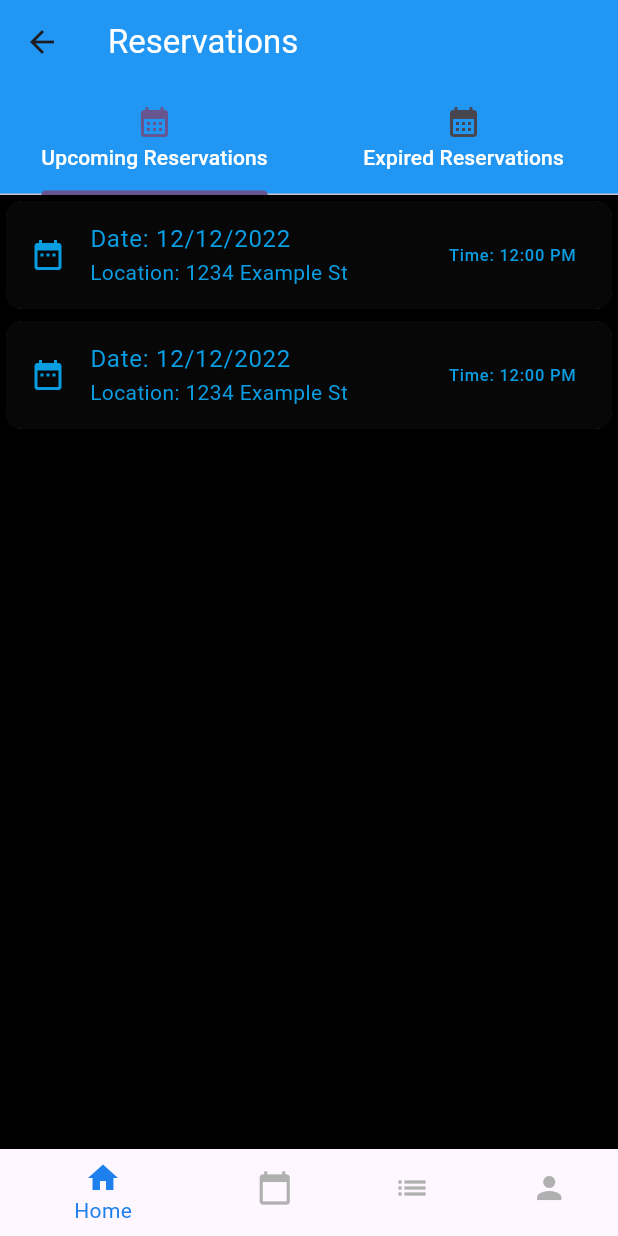
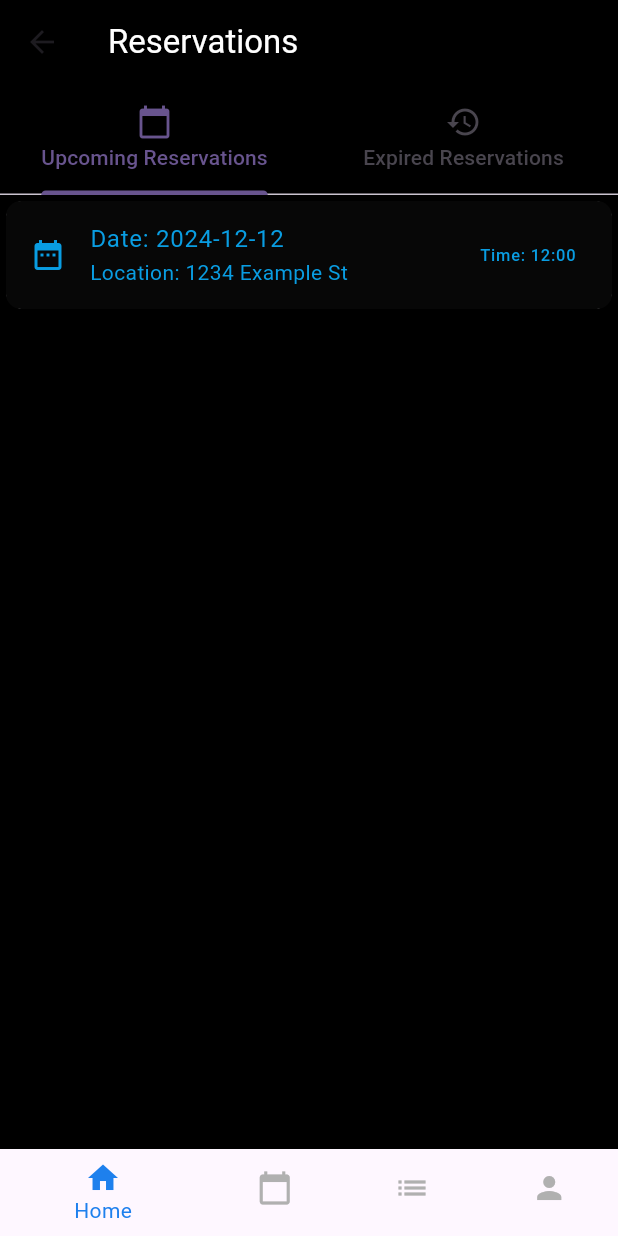
Before and after one commit to Henno0701/ProjectD-P2, a Flutter app: the screen it shows after launch, item 3 of the bottom bar chosen, on a phone screen of 412 x 824 dp. Run offline on Flutter 3.47's test engine with Material 3 defaults, Android fonts, the phone set to English and light mode, and no system bars.

Commit message:
added api and deleting of expired reservations

```diff
--- a/prototype2/lib/main.dart
+++ b/prototype2/lib/main.dart
@@ -7,6 +7,10 @@
 import 'package:flutter/rendering.dart';
 import 'package:flutter/services.dart';
 import 'package:flutter/widgets.dart';
+import 'dart:async';
+import 'dart:convert';
+import 'package:flutter/material.dart';
+import 'package:http/http.dart' as http;
 
 void main() {
   runApp(const MyApp());
@@ -49,20 +53,30 @@
   void _onItemTapped(int index) {
     setState(() {
       _selectedIndex = index;
-      if (_selectedIndex == 1) {
-        // Check if "Make Reservation" is tapped
+    });
+
+    switch (index) {
+      case 0:
+        // Navigate to Home Page
+        break;
+      case 1:
+        // Navigate to Make Reservation Page
         Navigator.push(
           context,
           MaterialPageRoute(builder: (context) => MakeReservations()),
         );
-      } else if (_selectedIndex == 2) {
-        // Check if "View Reservations" is tapped
+        break;
+      case 2:
+        // Navigate to View Reservations Page
         Navigator.push(
           context,
           MaterialPageRoute(builder: (context) => ViewReservations()),
         );
-      }
-    });
+        break;
+      case 3:
+        // Navigate to Profile Page
+        break;
+    }
   }
 
   @override
@@ -189,42 +203,55 @@
 }
 
 // ignore: must_be_immutable
-class ViewReservations extends StatelessWidget {
-  ViewReservations({Key? key});
+class ViewReservations extends StatefulWidget {
+  const ViewReservations({Key? key});
+
+  @override
+  _ViewReservationsState createState() => _ViewReservationsState();
+}
+
+class _ViewReservationsState extends State<ViewReservations> {
   int _currentIndex = 0;
 
-  static const List<Widget> _widgetOptions = <Widget>[
-    Text('Home Page'),
-    Text('Make Reservation Page'),
-    Text('View Reservations Page'),
-    Text('Profile Page'),
-  ];
-
-  MaterialApp get context => MaterialApp(
-        title: 'Flutter Demo',
-        theme: ThemeData(
-          colorScheme: ColorScheme.fromSeed(seedColor: Colors.deepPurple),
-          useMaterial3: true,
+  static final List<Widget> _tabs = [
+    UpcomingReservations(
+      upcomingReservations: [
+        Reservation(
+          date: '2024-12-12',
+          location: '1234 Example St',
+          time: '12:00',
         ),
-        home: const MyHomePage(),
-      );
-
-  void _onItemTapped(int index) {
-    setState(() {
-      _currentIndex = index;
-      if (_currentIndex == 2) {
-        // Check if "View Reservations" is tapped
-        Navigator.push(
-          context as BuildContext,
-          MaterialPageRoute(builder: (context) => ViewReservations()),
-        );
-      }
-    });
-  }
-
-  static const List<Widget> _tabs = [
-    UpcomingReservations(),
-    ExpiredReservations(),
+        Reservation(
+          date: '2022-12-13',
+          location: '1234 Example St',
+          time: '12:00',
+        ),
+        Reservation(
+          date: '2022-12-14',
+          location: '1234 Example St',
+          time: '12:00',
+        ),
+      ],
+    ),
+    ExpiredReservations(
+      expiredReservations: [
+        Reservation(
+          date: '12/12/2022',
+          location: '1234 Example St',
+          time: '12:00',
+        ),
+        Reservation(
+          date: '12/13/2022',
+          location: '1234 Example St',
+          time: '12:00',
+        ),
+        Reservation(
+          date: '12/14/2022',
+          location: '1234 Example St',
+          time: '12:00',
+        ),
+      ],
+    ),
   ];
 
   @override
@@ -232,9 +259,9 @@
     return DefaultTabController(
       length: _tabs.length,
       child: Scaffold(
-        backgroundColor: Colors.black, // Set background color to black
+        backgroundColor: Colors.black,
         appBar: AppBar(
-          backgroundColor: Colors.blue, // Set app bar background color to blue
+          backgroundColor: Colors.black,
           title: const Text(
             'Reservations',
             style: TextStyle(color: Colors.white), // Set text color to white
@@ -242,27 +269,17 @@
           bottom: const TabBar(
             tabs: [
               Tab(
-                icon: Icon(Icons.calendar_month),
-                child: Text(
-                  'Upcoming Reservations',
-                  style: TextStyle(
-                    color: Colors.white, // Set tab text color to white
-                  ),
-                ),
+                icon: Icon(Icons.calendar_today),
+                text: 'Upcoming Reservations',
               ),
               Tab(
-                icon: Icon(Icons.calendar_month),
-                child: Text(
-                  'Expired Reservations',
-                  style: TextStyle(
-                    color: Colors.white, // Set tab text color to white
-                  ),
-                ),
+                icon: Icon(Icons.history),
+                text: 'Expired Reservations',
               ),
             ],
           ),
         ),
-        body: const TabBarView(
+        body: TabBarView(
           children: _tabs,
         ),
         bottomNavigationBar: BottomNavigationBar(
@@ -288,91 +305,119 @@
           selectedItemColor: const Color(0xFF1E80ED),
           unselectedItemColor: const Color(0xFFB0B0B0),
           backgroundColor: Colors.black, // Set the background color to black
-          onTap: _onItemTapped,
+          onTap: (index) {
+            setState(() {
+              _currentIndex = index;
+              // Handle navigation to other pages if needed
+              // This is just to maintain the selected index
+            });
+          },
         ),
       ),
     );
   }
+}
 
-  void setState(Null Function() param0) {}
+void setState(Null Function() param0) {}
+
+class Reservation {
+  final String date;
+  final String location;
+  final String time;
+
+  Reservation({
+    required this.date,
+    required this.location,
+    required this.time,
+  });
 }
 
 class ExpiredReservations extends StatelessWidget {
-  const ExpiredReservations({Key? key});
+  final List<Reservation> expiredReservations;
+
+  const ExpiredReservations({Key? key, required this.expiredReservations})
+      : super(key: key);
 
   @override
   Widget build(BuildContext context) {
-    return ListView(
-      children: <Widget>[
-        Card(
+    return ListView.builder(
+      itemCount: expiredReservations.length,
+      itemBuilder: (context, index) {
+        final reservation = expiredReservations[index];
+        return Card(
           child: ListTile(
             tileColor: const Color.fromARGB(255, 7, 7, 7),
             textColor: const Color.fromARGB(255, 9, 157, 226),
             iconColor: const Color.fromARGB(255, 9, 157, 226),
             leading: const Icon(Icons.date_range),
-            title: const Text('Date: 12/12/2022'),
-            subtitle: const Text('Location: 1234 Example St'),
-            trailing: const Text('Time: 12:00 PM'),
+            title: Text('Date: ${reservation.date}'),
+            subtitle: Text('Location: ${reservation.location}'),
+            trailing: Text('Time: ${reservation.time}'),
             shape: RoundedRectangleBorder(
               borderRadius: BorderRadius.circular(10),
             ),
           ),
-        ),
-        Card(
+        );
+      },
+    );
+  }
+}
+
+class UpcomingReservations extends StatefulWidget {
+  final List<Reservation> upcomingReservations;
+
+  const UpcomingReservations({
+    Key? key,
+    required this.upcomingReservations,
+  }) : super(key: key);
+
+  @override
+  _UpcomingReservationsState createState() => _UpcomingReservationsState();
+}
+
+class _UpcomingReservationsState extends State<UpcomingReservations> {
+  late List<Reservation> _filteredReservations;
+
+  @override
+  void initState() {
+    super.initState();
+    _filteredReservations = List.from(widget.upcomingReservations);
+    removeExpiredReservations();
+  }
+
+  void removeExpiredReservations() {
+    final currentTime = DateTime.now();
+
+    _filteredReservations.removeWhere((reservation) {
+      final reservationDateTime = DateTime.parse(
+          '${reservation.date} ${reservation.time}'); // Convert date and time strings to DateTime object
+      return reservationDateTime.isBefore(currentTime);
+    });
+
+    setState(() {}); // Update the UI after removing expired reservations
+  }
+
+  @override
+  Widget build(BuildContext context) {
+    return ListView.builder(
+      itemCount: _filteredReservations.length,
+      itemBuilder: (context, index) {
+        final reservation = _filteredReservations[index];
+        return Card(
           child: ListTile(
             tileColor: const Color.fromARGB(255, 7, 7, 7),
             textColor: const Color.fromARGB(255, 9, 157, 226),
             iconColor: const Color.fromARGB(255, 9, 157, 226),
             leading: const Icon(Icons.date_range),
-            title: const Text('Date: 12/12/2022'),
-            subtitle: const Text('Location: 1234 Example St'),
-            trailing: const Text('Time: 12:00 PM'),
+            title: Text('Date: ${reservation.date}'),
+            subtitle: Text('Location: ${reservation.location}'),
+            trailing: Text('Time: ${reservation.time}'),
             shape: RoundedRectangleBorder(
               borderRadius: BorderRadius.circular(10),
             ),
           ),
-        ),
-      ],
-    );
-  }
-}
-
-class UpcomingReservations extends StatelessWidget {
-  const UpcomingReservations({Key? key});
-
-  @override
-  Widget build(BuildContext context) {
-    return ListView(
-      children: <Widget>[
-        Card(
-          child: ListTile(
-            tileColor: const Color.fromARGB(255, 7, 7, 7),
-            textColor: const Color.fromARGB(255, 9, 157, 226),
-            iconColor: const Color.fromARGB(255, 9, 157, 226),
-            leading: const Icon(Icons.date_range),
-            title: const Text('Date: 12/12/2022'),
-            subtitle: const Text('Location: 1234 Example St'),
-            trailing: const Text('Time: 12:00 PM'),
-            shape: RoundedRectangleBorder(
-              borderRadius: BorderRadius.circular(10),
-            ),
-          ),
-        ),
-        Card(
-          child: ListTile(
-            tileColor: const Color.fromARGB(255, 7, 7, 7),
-            textColor: const Color.fromARGB(255, 9, 157, 226),
-            iconColor: const Color.fromARGB(255, 9, 157, 226),
-            leading: const Icon(Icons.date_range),
-            title: const Text('Date: 12/12/2022'),
-            subtitle: const Text('Location: 1234 Example St'),
-            trailing: const Text('Time: 12:00 PM'),
-            shape: RoundedRectangleBorder(
-              borderRadius: BorderRadius.circular(10),
-            ),
-          ),
-        ),
-      ],
+        );
+      },
     );
   }
 }
@@ -561,24 +606,17 @@
           child: Container(
             height: 150.0,
             color: const Color.fromARGB(255, 34, 33, 33),
-            child: const Column(
-              mainAxisAlignment: MainAxisAlignment.center,
+            child: const Row(
+              mainAxisAlignment: MainAxisAlignment.start,
               children: [
                 Text(
-                  'Defect Charging Stations',
+                  'Defect Charging Stations\n\n\nIve got a defect station.',
                   style: TextStyle(
                     fontSize: 18.0,
                     color: Color.fromARGB(255, 248, 248, 248),
                   ),
                 ),
                 SizedBox(height: 10.0), // Add spacing between title and text
-                Text(
-                  "I've got a defect station.",
-                  style: TextStyle(
-                    fontSize: 16.0,
-                    color: Color.fromARGB(255, 248, 248, 248),
-                  ),
-                ),
               ],
             ),
           ),
@@ -590,6 +628,83 @@
 
 class ReserveReservations extends StatelessWidget {
   const ReserveReservations({Key? key});
+
+  @override
+  Widget build(BuildContext context) {
+    return ListView(
+      children: <Widget>[
+        Card(
+          child: ListTile(
+            tileColor: const Color.fromARGB(255, 7, 7, 7),
+            textColor: const Color.fromARGB(255, 9, 157, 226),
+            iconColor: const Color.fromARGB(255, 9, 157, 226),
+            leading: const Icon(Icons.date_range),
+            title: const Text('Feb 1-7'),
+            //create 7 buttons for each day of the week
+            trailing: Row(
+              mainAxisSize: MainAxisSize.min,
+              children: <Widget>[
+                for (var i = 0; i < 7; i++)
+                  ElevatedButton(
+                    onPressed: () {},
+                    style: ButtonStyle(
+                      backgroundColor: MaterialStateProperty.all<Color>(
+                        const Color(0xFF2E2E2E),
+                      ),
+                    ),
+                    child: Text((i + 1).toString()),
+                  ),
+              ],
+            ),
+            shape: RoundedRectangleBorder(
+              borderRadius: BorderRadius.circular(10),
+            ),
+          ),
+        ),
+        Card(
+          child: ListTile(
+            tileColor: const Color.fromARGB(255, 7, 7, 7),
+            textColor: const Color.fromARGB(255, 9, 157, 226),
+            iconColor: const Color.fromARGB(255, 9, 157, 226),
+            leading: const Icon(Icons.date_range),
+            title: const Text('Date: 12/12/2022'),
+            subtitle: const Text('Location: 1234 Example St'),
+            trailing: const Text('Time: 12:00 PM'),
+            shape: RoundedRectangleBorder(
+              borderRadius: BorderRadius.circular(10),
+            ),
+          ),
+        ),
+      ],
+    );
+  }
+}
+
+class QuickReserveReservations extends StatefulWidget {
+  const QuickReserveReservations({Key? key});
+
+  @override
+  _QuickReserveReservationsState createState() =>
+      _QuickReserveReservationsState();
+}
+
+class _QuickReserveReservationsState extends State<QuickReserveReservations> {
+  late String apiToken = '';
+
+  @override
+  void initState() {
+    super.initState();
+    fetchAlbum().then((response) {
+      print(response.body); // Print response body to the terminal
+    }).catchError((error) {
+      print('Error fetching album: $error'); // Print error if any occurs
+    });
+  }
+
+  Future<http.Response> fetchAlbum() {
+    return http.get(Uri.parse(
+        'https://schubergphilis.workflows.okta-emea.com/api/flo/d71da429cdb215bef89ffe6448097dee/invoke?clientToken=01d762901510b3c7f422595fa18d8d7bd71c1f3e58ad860fd3ae2d0c87a80955&url=/poi/v1/locations&method=GET&locationsVisibilityScopes=ACCOUNTS_STATIONS'));
+  }
 
   @override
   Widget build(BuildContext context) {
@@ -614,10 +729,9 @@
             tileColor: const Color.fromARGB(255, 7, 7, 7),
             textColor: const Color.fromARGB(255, 9, 157, 226),
             iconColor: const Color.fromARGB(255, 9, 157, 226),
-            leading: const Icon(Icons.date_range),
-            title: const Text('Date: 12/12/2022'),
-            subtitle: const Text('Location: 1234 Example St'),
-            trailing: const Text('Time: 12:00 PM'),
+            leading: const Icon(Icons.api),
+            title: const Text('API Token'),
+            subtitle: Text('Token: $apiToken'),
             shape: RoundedRectangleBorder(
               borderRadius: BorderRadius.circular(10),
             ),
@@ -627,43 +741,3 @@
     );
   }
 }
-
-class QuickReserveReservations extends StatelessWidget {
-  const QuickReserveReservations({Key? key});
-
-  @override
-  Widget build(BuildContext context) {
-    return ListView(
-      children: <Widget>[
-        Card(
-          child: ListTile(
-            tileColor: const Color.fromARGB(255, 7, 7, 7),
-            textColor: const Color.fromARGB(255, 9, 157, 226),
-            iconColor: const Color.fromARGB(255, 9, 157, 226),
-            leading: const Icon(Icons.date_range),
-            title: const Text('Date: 12/12/2022'),
-            subtitle: const Text('Location: 1234 Example St'),
-            trailing: const Text('Time: 12:00 PM'),
-            shape: RoundedRectangleBorder(
-              borderRadius: BorderRadius.circular(10),
-            ),
-          ),
-        ),
-        Card(
-          child: ListTile(
-            tileColor: const Color.fromARGB(255, 7, 7, 7),
-            textColor: const Color.fromARGB(255, 9, 157, 226),
-            iconColor: const Color.fromARGB(255, 9, 157, 226),
-            leading: const Icon(Icons.date_range),
-            title: const Text('Date: 12/12/2022'),
-            subtitle: const Text('Location: 1234 Example St'),
-            trailing: const Text('Time: 12:00 PM'),
-            shape: RoundedRectangleBorder(
-              borderRadius: BorderRadius.circular(10),
-            ),
-          ),
-        ),
-      ],
-    );
-  }
-}
--- a/prototype2/pubspec.yaml
+++ b/prototype2/pubspec.yaml
@@ -35,6 +35,7 @@ dependencies:
   # The following adds the Cupertino Icons font to your application.
   # Use with the CupertinoIcons class for iOS style icons.
   cupertino_icons: ^1.0.6
+  http: ^1.2.1
 
 dev_dependencies:
   flutter_test:
```
Also changed, not shown: prototype2/pubspec.lock.
